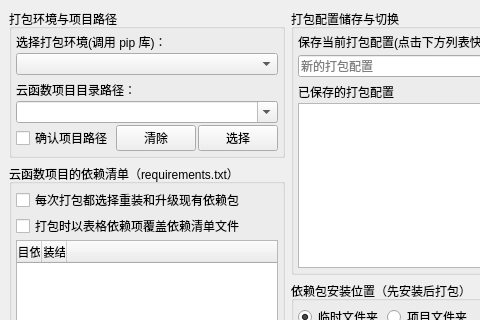
Old version of the form src/awespykit/ui/cloud_function.ui in the repository hrpzcf/AwesomePyKit; both pictures show x 0 to 480 and y 0 to 320 of the 600 by 500 pixel window.
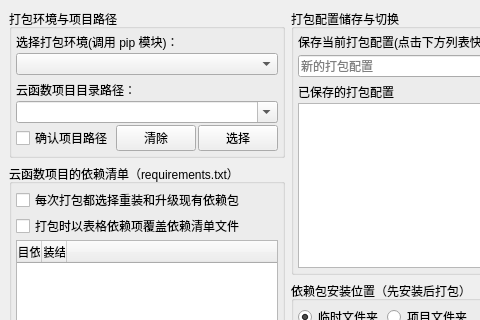
New version of the form.

Commit message: 更新云函数打包工具界面文字描述

```diff
--- a/src/awespykit/ui/cloud_function.ui
+++ b/src/awespykit/ui/cloud_function.ui
@@ -51,7 +51,7 @@
            <item>
             <widget class="QLabel" name="label">
              <property name="text">
-              <string>选择打包环境(调用 pip 库)：</string>
+              <string>选择打包环境(调用 pip 模块)：</string>
              </property>
             </widget>
            </item>
```
The commit also changes 1 other file.
